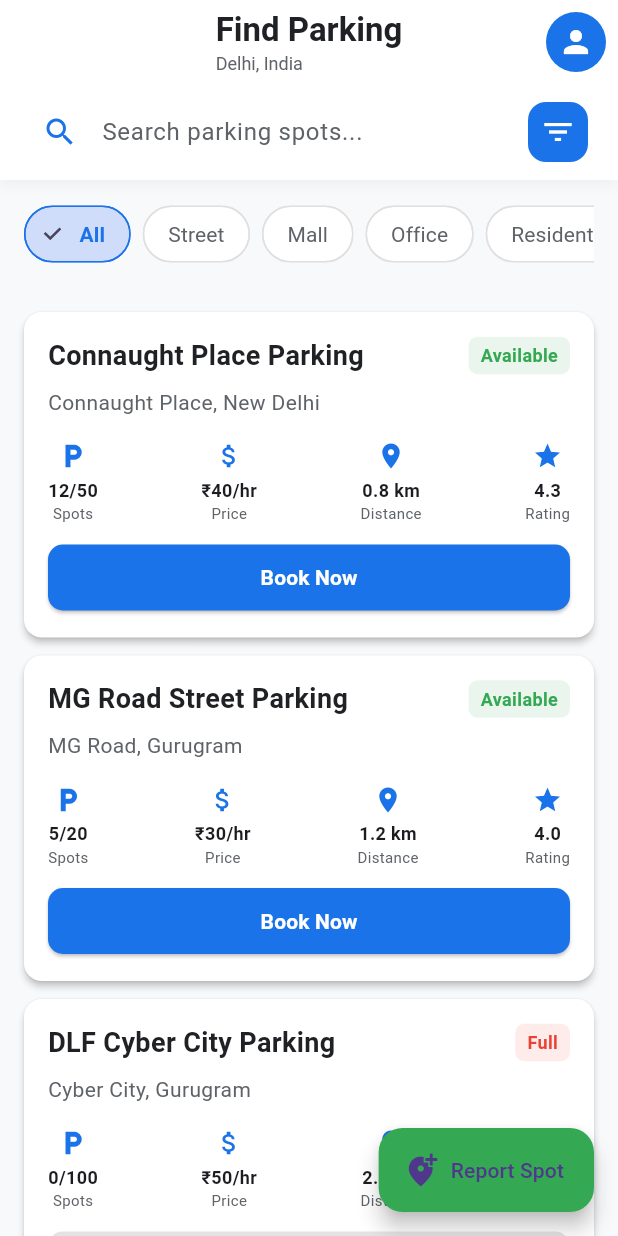
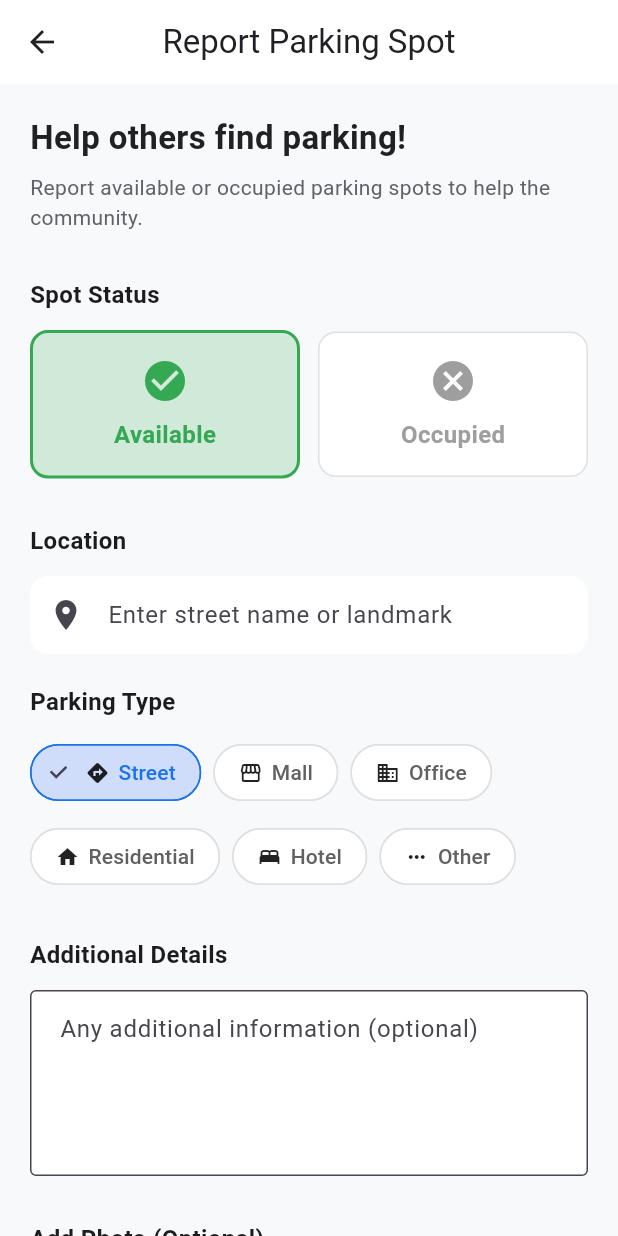
Before and after one commit to kalviumcommunity/S62_0126_ParkingPandits_Flutter_And_Firebase_SmartParking, a Flutter app: the HomeScreen screen opened directly, after a tap on "Report Spot", on a phone screen of 412 x 824 dp. Run offline on Flutter 3.47's test engine with Material 3 defaults, Android fonts, the phone set to English and light mode, and no system bars.

Commit message:
added the 'report parking' screen

```diff
--- a/lib/features/home/screens/home_screen.dart
+++ b/lib/features/home/screens/home_screen.dart
@@ -1,4 +1,5 @@
 import 'package:flutter/material.dart';
+import 'package:smart_parking_assistant/features/report/screens/report_screen.dart';
 import 'package:smart_parking_assistant/core/constants/app_constants.dart';
 import 'package:smart_parking_assistant/core/models/parking_spot.dart';
 import 'package:smart_parking_assistant/core/theme/app_theme.dart';
@@ -134,7 +135,7 @@ class _HomeScreenState extends State<HomeScreen> {
       // Floating Action Button for quick reporting
       floatingActionButton: FloatingActionButton.extended(
         onPressed: () {
-          // TODO: Navigate to report screen
+          Navigator.push(context, MaterialPageRoute(builder: (context) => const ReportScreen(),),);
         },
         backgroundColor: AppTheme.secondaryColor,
         icon: const Icon(Icons.add_location_alt),
--- /dev/null
+++ b/lib/features/report/screens/report_screen.dart
@@ -0,0 +1,423 @@
+import 'package:flutter/material.dart';
+import 'package:smart_parking_assistant/core/theme/app_theme.dart';
+
+class ReportScreen extends StatefulWidget {
+  const ReportScreen({super.key});
+
+  @override
+  State<ReportScreen> createState() => _ReportScreenState();
+}
+
+class _ReportScreenState extends State<ReportScreen> {
+  final _formKey = GlobalKey<FormState>();
+  final _locationController = TextEditingController();
+  final _descriptionController = TextEditingController();
+
+  String _selectedStatus = 'available';
+  String _selectedType = 'street';
+  bool _isSubmitting = false;
+
+  @override
+  void dispose() {
+    _locationController.dispose();
+    _descriptionController.dispose();
+    super.dispose();
+  }
+
+  @override
+  Widget build(BuildContext context) {
+    return Scaffold(
+      appBar: AppBar(
+        title: const Text('Report Parking Spot'),
+      ),
+      body: SingleChildScrollView(
+        child: Padding(
+          padding: const EdgeInsets.all(20),
+          child: Form(
+            key: _formKey,
+            child: Column(
+              crossAxisAlignment: CrossAxisAlignment.start,
+              children: [
+                // Header
+                const Text(
+                  'Help others find parking!',
+                  style: AppTheme.headlineMedium,
+                ),
+                const SizedBox(height: 8),
+                const Text(
+                  'Report available or occupied parking spots to help the community.',
+                  style: AppTheme.bodyMedium,
+                ),
+
+                const SizedBox(height: 30),
+
+                // Spot Status Selection
+                const Text(
+                  'Spot Status',
+                  style: TextStyle(
+                    fontSize: 16,
+                    fontWeight: FontWeight.w600,
+                  ),
+                ),
+                const SizedBox(height: 12),
+
+                Row(
+                  children: [
+                    Expanded(
+                      child: _buildStatusOption(
+                        title: 'Available',
+                        value: 'available',
+                        icon: Icons.check_circle,
+                        color: AppTheme.secondaryColor,
+                        isSelected: _selectedStatus == 'available',
+                      ),
+                    ),
+                    const SizedBox(width: 12),
+                    Expanded(
+                      child: _buildStatusOption(
+                        title: 'Occupied',
+                        value: 'occupied',
+                        icon: Icons.cancel,
+                        color: AppTheme.errorColor,
+                        isSelected: _selectedStatus == 'occupied',
+                      ),
+                    ),
+                  ],
+                ),
+
+                const SizedBox(height: 30),
+
+                // Location Input
+                const Text(
+                  'Location',
+                  style: TextStyle(
+                    fontSize: 16,
+                    fontWeight: FontWeight.w600,
+                  ),
+                ),
+                const SizedBox(height: 12),
+
+                TextFormField(
+                  controller: _locationController,
+                  decoration: const InputDecoration(
+                    hintText: 'Enter street name or landmark',
+                    prefixIcon: Icon(Icons.location_on),
+                  ),
+                  validator: (value) {
+                    if (value == null || value.isEmpty) {
+                      return 'Please enter a location';
+                    }
+                    return null;
+                  },
+                ),
+
+                const SizedBox(height: 20),
+
+                // Parking Type
+                const Text(
+                  'Parking Type',
+                  style: TextStyle(
+                    fontSize: 16,
+                    fontWeight: FontWeight.w600,
+                  ),
+                ),
+                const SizedBox(height: 12),
+
+                Wrap(
+                  spacing: 8,
+                  runSpacing: 8,
+                  children: [
+                    _buildTypeChip('Street', 'street', Icons.directions),
+                    _buildTypeChip('Mall', 'mall', Icons.storefront),
+                    _buildTypeChip('Office', 'office', Icons.business),
+                    _buildTypeChip('Residential', 'residential', Icons.home),
+                    _buildTypeChip('Hotel', 'hotel', Icons.bed),
+                    _buildTypeChip('Other', 'other', Icons.more_horiz),
+                  ],
+                ),
+
+                const SizedBox(height: 30),
+
+                // Description
+                const Text(
+                  'Additional Details',
+                  style: TextStyle(
+                    fontSize: 16,
+                    fontWeight: FontWeight.w600,
+                  ),
+                ),
+                const SizedBox(height: 12),
+
+                TextFormField(
+                  controller: _descriptionController,
+                  maxLines: 4,
+                  decoration: const InputDecoration(
+                    hintText: 'Any additional information (optional)',
+                    border: OutlineInputBorder(),
+                  ),
+                ),
+
+                const SizedBox(height: 30),
+
+                // Photo Upload (Optional)
+                const Text(
+                  'Add Photo (Optional)',
+                  style: TextStyle(
+                    fontSize: 16,
+                    fontWeight: FontWeight.w600,
+                  ),
+                ),
+                const SizedBox(height: 12),
+
+                Container(
+                  height: 150,
+                  width: double.infinity,
+                  decoration: BoxDecoration(
+                    color: AppTheme.backgroundColor,
+                    borderRadius: BorderRadius.circular(12),
+                    border: Border.all(
+                      color: Colors.grey.shade300,
+                      width: 2,
+                    ),
+                  ),
+                  child: Column(
+                    mainAxisAlignment: MainAxisAlignment.center,
+                    children: [
+                      Icon(
+                        Icons.camera_alt,
+                        size: 40,
+                        color: Colors.grey.shade400,
+                      ),
+                      const SizedBox(height: 10),
+                      Text(
+                        'Tap to add photo',
+                        style: TextStyle(
+                          color: Colors.grey.shade400,
+                        ),
+                      ),
+                    ],
+                  ),
+                ),
+
+                const SizedBox(height: 40),
+
+                // Points Info
+                Container(
+                  padding: const EdgeInsets.all(16),
+                  decoration: BoxDecoration(
+                    color: AppTheme.secondaryColor.withOpacity(0.1),
+                    borderRadius: BorderRadius.circular(12),
+                    border: Border.all(
+                      color: AppTheme.secondaryColor.withOpacity(0.3),
+                    ),
+                  ),
+                  child: Row(
+                    children: [
+                      Icon(
+                        Icons.workspace_premium,
+                        color: AppTheme.secondaryColor,
+                      ),
+                      const SizedBox(width: 12),
+                      Expanded(
+                        child: Column(
+                          crossAxisAlignment: CrossAxisAlignment.start,
+                          children: [
+                            Text(
+                              'Earn 10 Points!',
+                              style: TextStyle(
+                                fontSize: 16,
+                                fontWeight: FontWeight.w600,
+                                color: AppTheme.secondaryColor,
+                              ),
+                            ),
+                            const SizedBox(height: 4),
+                            const Text(
+                              'You will earn 10 points for reporting accurate parking information.',
+                              style: TextStyle(fontSize: 14),
+                            ),
+                          ],
+                        ),
+                      ),
+                    ],
+                  ),
+                ),
+
+                const SizedBox(height: 30),
+
+                // Submit Button
+                SizedBox(
+                  width: double.infinity,
+                  child: ElevatedButton(
+                    onPressed: _isSubmitting ? null : _submitReport,
+                    style: ElevatedButton.styleFrom(
+                      backgroundColor: AppTheme.secondaryColor,
+                      padding: const EdgeInsets.symmetric(vertical: 16),
+                      shape: RoundedRectangleBorder(
+                        borderRadius: BorderRadius.circular(12),
+                      ),
+                    ),
+                    child: _isSubmitting
+                        ? const SizedBox(
+                            width: 24,
+                            height: 24,
+                            child: CircularProgressIndicator(
+                              strokeWidth: 2,
+                              color: Colors.white,
+                            ),
+                          )
+                        : const Text(
+                            'Submit Report',
+                            style: TextStyle(
+                              fontSize: 16,
+                              fontWeight: FontWeight.w600,
+                            ),
+                          ),
+                  ),
+                ),
+              ],
+            ),
+          ),
+        ),
+      ),
+    );
+  }
+
+  Widget _buildStatusOption({
+    required String title,
+    required String value,
+    required IconData icon,
+    required Color color,
+    required bool isSelected,
+  }) {
+    return GestureDetector(
+      onTap: () {
+        setState(() {
+          _selectedStatus = value;
+        });
+      },
+      child: Container(
+        padding: const EdgeInsets.all(16),
+        decoration: BoxDecoration(
+          color: isSelected ? color.withOpacity(0.2) : Colors.white,
+          borderRadius: BorderRadius.circular(12),
+          border: Border.all(
+            color: isSelected ? color : Colors.grey.shade300,
+            width: isSelected ? 2 : 1,
+          ),
+        ),
+        child: Column(
+          children: [
+            Icon(icon, color: isSelected ? color : Colors.grey, size: 32),
+            const SizedBox(height: 8),
+            Text(
+              title,
+              style: TextStyle(
+                fontSize: 16,
+                fontWeight: FontWeight.w600,
+                color: isSelected ? color : Colors.grey,
+              ),
+            ),
+          ],
+        ),
+      ),
+    );
+  }
+
+  Widget _buildTypeChip(String label, String value, IconData icon) {
+    final isSelected = _selectedType == value;
+
+    return ChoiceChip(
+      label: Row(
+        mainAxisSize: MainAxisSize.min,
+        children: [
+          Icon(icon, size: 16),
+          const SizedBox(width: 6),
+          Text(label),
+        ],
+      ),
+      selected: isSelected,
+      onSelected: (selected) {
+        setState(() {
+          _selectedType = selected ? value : 'street';
+        });
+      },
+      selectedColor: AppTheme.primaryColor.withOpacity(0.2),
+      backgroundColor: Colors.white,
+      shape: RoundedRectangleBorder(
+        borderRadius: BorderRadius.circular(20),
+        side: BorderSide(
+          color: isSelected ? AppTheme.primaryColor : Colors.grey.shade300,
+        ),
+      ),
+      labelStyle: TextStyle(
+        color: isSelected ? AppTheme.primaryColor : Colors.grey.shade700,
+      ),
+    );
+  }
+
+  void _submitReport() {
+    if (_formKey.currentState!.validate()) {
+      setState(() => _isSubmitting = true);
+
+      // Simulate API call
+      Future.delayed(const Duration(seconds: 2), () {
+        setState(() => _isSubmitting = false);
+        _showSuccessDialog();
+      });
+    }
+  }
+
+  void _showSuccessDialog() {
+    showDialog(
+      context: context,
+      builder: (context) {
+        return AlertDialog(
+          title: const Text('Report Submitted!'),
+          content: Column(
+            mainAxisSize: MainAxisSize.min,
+            children: [
+              Icon(
+                Icons.check_circle,
+                size: 60,
+                color: AppTheme.secondaryColor,
+              ),
+              const SizedBox(height: 20),
+              const Text(
+                'Thank you for helping the community!',
+                textAlign: TextAlign.center,
+                style: TextStyle(fontSize: 16),
+              ),
+              const SizedBox(height: 10),
+              Text(
+                'You earned 10 points!',
+                style: TextStyle(
+                  fontSize: 18,
+                  fontWeight: FontWeight.bold,
+                  color: AppTheme.secondaryColor,
+                ),
+              ),
+              const SizedBox(height: 20),
+              const Text(
+                'Your report will help other drivers find parking.',
+                textAlign: TextAlign.center,
+                style: TextStyle(
+                  fontSize: 14,
+                  color: Colors.grey,
+                ),
+              ),
+            ],
+          ),
+          actions: [
+            ElevatedButton(
+              onPressed: () {
+                Navigator.pop(context); // Close dialog
+                Navigator.pop(context); // Go back to home
+              },
+              child: const Text('Done'),
+            ),
+          ],
+        );
+      },
+    );
+  }
+}
```
